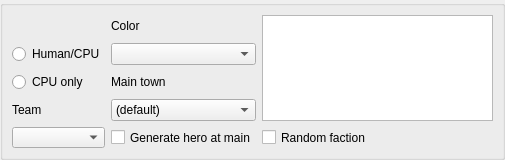
First picture: the form in mapeditor/playerparams.ui, repository vcmi/vcmi, before the edit.
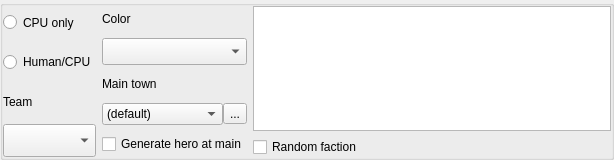
Second picture: the form after the edit.

Patch:
```diff
--- a/mapeditor/playerparams.ui
+++ b/mapeditor/playerparams.ui
@@ -6,7 +6,7 @@
    <rect>
     <x>0</x>
     <y>0</y>
-    <width>505</width>
+    <width>614</width>
     <height>160</height>
    </rect>
   </property>
@@ -25,7 +25,7 @@
   <property name="windowTitle">
    <string/>
   </property>
-  <layout class="QVBoxLayout" name="verticalLayout">
+  <layout class="QHBoxLayout" name="horizontalLayout">
    <property name="leftMargin">
     <number>0</number>
    </property>
@@ -49,51 +49,22 @@
      <property name="title">
       <string/>
      </property>
-     <layout class="QGridLayout" name="gridLayout">
-      <item row="4" column="0">
-       <widget class="QComboBox" name="teamId">
-        <property name="sizePolicy">
-         <sizepolicy hsizetype="Preferred" vsizetype="Preferred">
-          <horstretch>0</horstretch>
-          <verstretch>0</verstretch>
-         </sizepolicy>
-        </property>
-       </widget>
-      </item>
-      <item row="4" column="1">
-       <widget class="QCheckBox" name="generateHero">
-        <property name="sizePolicy">
-         <sizepolicy hsizetype="Minimum" vsizetype="Preferred">
-          <horstretch>0</horstretch>
-          <verstretch>0</verstretch>
-         </sizepolicy>
-        </property>
-        <property name="text">
-         <string>Generate hero at main</string>
-        </property>
-       </widget>
-      </item>
-      <item row="4" column="2">
-       <widget class="QCheckBox" name="randomFaction">
-        <property name="sizePolicy">
-         <sizepolicy hsizetype="Minimum" vsizetype="Preferred">
-          <horstretch>0</horstretch>
-          <verstretch>0</verstretch>
-         </sizepolicy>
-        </property>
-        <property name="text">
-         <string>Random faction</string>
-        </property>
-       </widget>
-      </item>
-      <item row="3" column="0">
-       <widget class="QLabel" name="label_2">
-        <property name="text">
-         <string>Team</string>
-        </property>
-       </widget>
-      </item>
-      <item row="2" column="0">
+     <layout class="QHBoxLayout" name="horizontalLayout_2">
+      <property name="leftMargin">
+       <number>0</number>
+      </property>
+      <property name="topMargin">
+       <number>0</number>
+      </property>
+      <property name="rightMargin">
+       <number>0</number>
+      </property>
+      <property name="bottomMargin">
+       <number>0</number>
+      </property>
+      <item>
+       <layout class="QVBoxLayout" name="verticalLayout_2">
+        <item>
        <widget class="QRadioButton" name="radioCpu">
         <property name="sizePolicy">
          <sizepolicy hsizetype="Minimum" vsizetype="Preferred">
@@ -106,7 +77,7 @@
         </property>
        </widget>
       </item>
-      <item row="1" column="0">
+        <item>
        <widget class="QRadioButton" name="radioHuman">
         <property name="sizePolicy">
          <sizepolicy hsizetype="Minimum" vsizetype="Preferred">
@@ -119,7 +90,104 @@
         </property>
        </widget>
       </item>
-      <item row="0" column="2" rowspan="4">
+        <item>
+         <widget class="QLabel" name="label_2">
+          <property name="text">
+           <string>Team</string>
+          </property>
+         </widget>
+        </item>
+        <item>
+         <widget class="QComboBox" name="teamId">
+          <property name="sizePolicy">
+           <sizepolicy hsizetype="Preferred" vsizetype="Preferred">
+            <horstretch>0</horstretch>
+            <verstretch>0</verstretch>
+           </sizepolicy>
+          </property>
+         </widget>
+        </item>
+       </layout>
+      </item>
+      <item>
+       <layout class="QVBoxLayout" name="verticalLayout_3">
+        <item>
+         <widget class="QLabel" name="label">
+          <property name="text">
+           <string>Color</string>
+          </property>
+         </widget>
+        </item>
+        <item>
+         <widget class="QComboBox" name="playerColorCombo">
+          <property name="sizePolicy">
+           <sizepolicy hsizetype="Preferred" vsizetype="Preferred">
+            <horstretch>0</horstretch>
+            <verstretch>0</verstretch>
+           </sizepolicy>
+          </property>
+         </widget>
+        </item>
+        <item>
+         <widget class="QLabel" name="label_3">
+          <property name="text">
+           <string>Main town</string>
+          </property>
+         </widget>
+        </item>
+        <item>
+         <layout class="QHBoxLayout" name="horizontalLayout_3">
+          <property name="spacing">
+           <number>0</number>
+          </property>
+          <property name="topMargin">
+           <number>0</number>
+          </property>
+          <item>
+           <widget class="QComboBox" name="mainTown">
+            <property name="sizePolicy">
+             <sizepolicy hsizetype="Preferred" vsizetype="Preferred">
+              <horstretch>0</horstretch>
+              <verstretch>0</verstretch>
+             </sizepolicy>
+            </property>
+            <item>
+             <property name="text">
+              <string>(default)</string>
+             </property>
+            </item>
+           </widget>
+          </item>
+          <item>
+           <widget class="QToolButton" name="townSelect">
+            <property name="text">
+             <string>...</string>
+            </property>
+           </widget>
+          </item>
+         </layout>
+        </item>
+        <item>
+         <widget class="QCheckBox" name="generateHero">
+          <property name="sizePolicy">
+           <sizepolicy hsizetype="Minimum" vsizetype="Preferred">
+            <horstretch>0</horstretch>
+            <verstretch>0</verstretch>
+           </sizepolicy>
+          </property>
+          <property name="text">
+           <string>Generate hero at main</string>
+          </property>
+         </widget>
+        </item>
+       </layout>
+      </item>
+      <item>
+       <layout class="QVBoxLayout" name="verticalLayout_4">
+        <property name="leftMargin">
+         <number>0</number>
+        </property>
+        <item>
        <widget class="QListWidget" name="allowedFactions">
         <property name="enabled">
          <bool>true</bool>
@@ -141,44 +209,20 @@
         </property>
        </widget>
       </item>
-      <item row="3" column="1">
-       <widget class="QComboBox" name="mainTown">
-        <property name="sizePolicy">
-         <sizepolicy hsizetype="Preferred" vsizetype="Preferred">
-          <horstretch>0</horstretch>
-          <verstretch>0</verstretch>
-         </sizepolicy>
-        </property>
         <item>
-         <property name="text">
-          <string>(default)</string>
-         </property>
-        </item>
-       </widget>
-      </item>
-      <item row="2" column="1">
-       <widget class="QLabel" name="label_3">
-        <property name="text">
-         <string>Main town</string>
-        </property>
-       </widget>
-      </item>
-      <item row="1" column="1">
-       <widget class="QComboBox" name="playerColorCombo">
+         <widget class="QCheckBox" name="randomFaction">
         <property name="sizePolicy">
-         <sizepolicy hsizetype="Preferred" vsizetype="Preferred">
+           <sizepolicy hsizetype="Minimum" vsizetype="Preferred">
           <horstretch>0</horstretch>
           <verstretch>0</verstretch>
          </sizepolicy>
         </property>
-       </widget>
-      </item>
-      <item row="0" column="1">
-       <widget class="QLabel" name="label">
         <property name="text">
-         <string>Color</string>
-        </property>
-       </widget>
+           <string>Random faction</string>
+          </property>
+         </widget>
+        </item>
+       </layout>
       </item>
      </layout>
     </widget>
```
Lines whose indentation alone changed are shown as unchanged.
